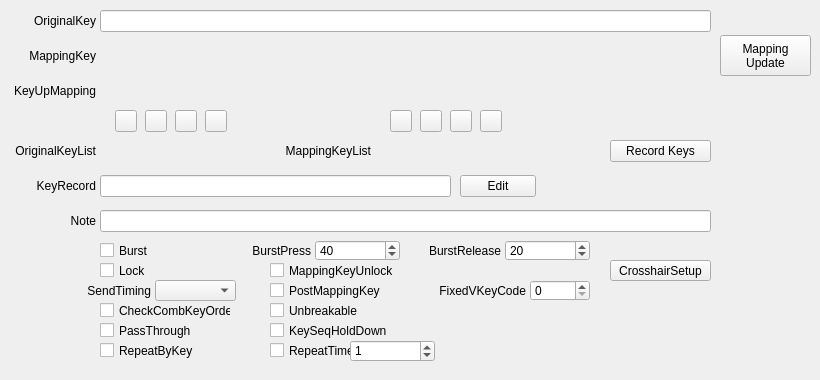
Before: the Qt Designer form QKeyMapper/qitemsetupdialog.ui in Zalafina/QKeyMapper, drawn with Qt 5.
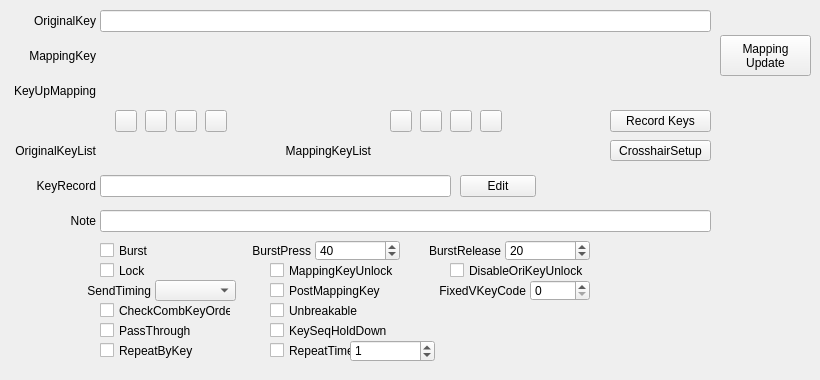
After: the same form once the commit is applied.

```diff
--- a/QKeyMapper/qitemsetupdialog.ui
+++ b/QKeyMapper/qitemsetupdialog.ui
@@ -399,7 +399,7 @@
    <property name="geometry">
     <rect>
      <x>610</x>
-     <y>140</y>
+     <y>110</y>
      <width>101</width>
      <height>22</height>
     </rect>
@@ -475,7 +475,7 @@
    <property name="geometry">
     <rect>
      <x>610</x>
-     <y>260</y>
+     <y>140</y>
      <width>101</width>
      <height>21</height>
     </rect>
@@ -730,9 +730,9 @@
   <widget class="QLabel" name="fixedVKeyCodeLabel">
    <property name="geometry">
     <rect>
-     <x>425</x>
+     <x>415</x>
      <y>280</y>
-     <width>101</width>
+     <width>111</width>
      <height>21</height>
     </rect>
    </property>
@@ -808,6 +808,25 @@
     <bool>false</bool>
    </property>
   </widget>
+  <widget class="QCheckBox" name="disableOriginalKeyUnlockCheckBox">
+   <property name="geometry">
+    <rect>
+     <x>450</x>
+     <y>260</y>
+     <width>181</width>
+     <height>21</height>
+    </rect>
+   </property>
+   <property name="focusPolicy">
+    <enum>Qt::FocusPolicy::NoFocus</enum>
+   </property>
+   <property name="text">
+    <string>DisableOriKeyUnlock</string>
+   </property>
+   <property name="checked">
+    <bool>false</bool>
+   </property>
+  </widget>
   <zorder>burstCheckBox</zorder>
   <zorder>lockCheckBox</zorder>
   <zorder>passThroughCheckBox</zorder>
```
Left out of the diff: 1 changed line with no effect on the pictures.
